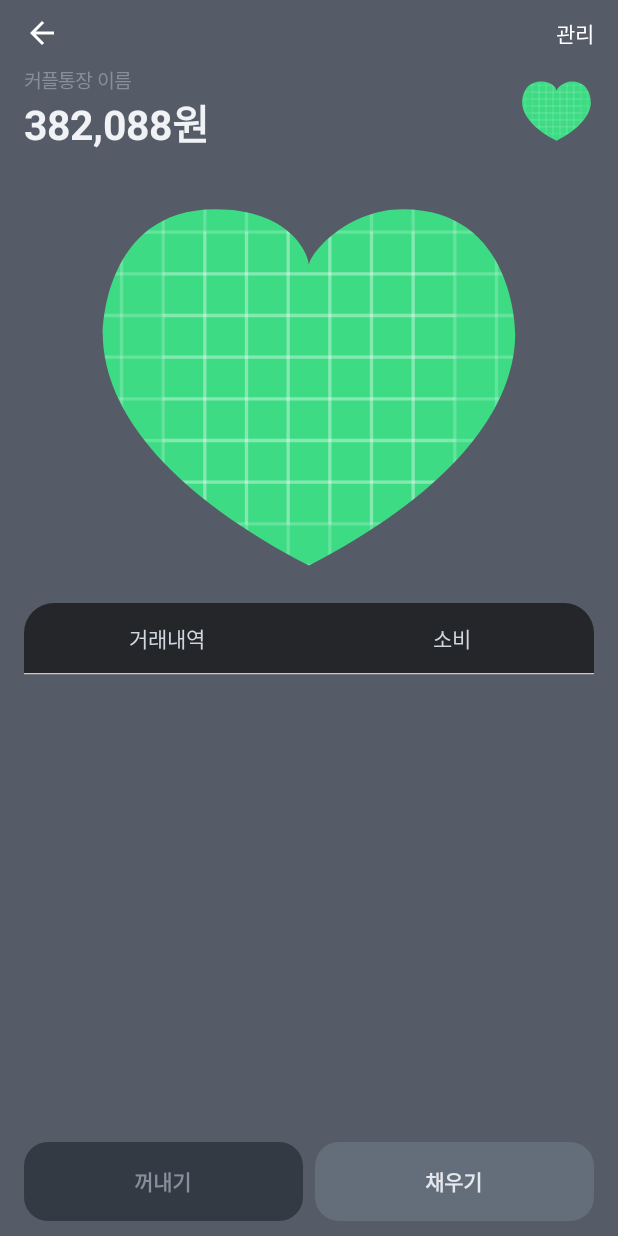
After one commit to iamheesoo/compose-core, an Android app built with Jetpack Compose: the @Preview function TxssCoupleBankScreen, on a phone screen of 412 x 824 dp. The commit adds this screen. Run offline under Robolectric (Android 15) with nearby library versions, the phone set to English and light mode, and no system bars; our stand-ins replace accompanist.

Commit message:
[Add] TxssCoupleBankScreen 추가 및 진행중

```diff
--- a/app/src/main/java/com/example/composecore/MainActivity.kt
+++ b/app/src/main/java/com/example/composecore/MainActivity.kt
@@ -12,6 +12,7 @@ import com.example.composecore.screen.FloatingButtonScreen
 import com.example.composecore.screen.GradientSliderScreen
 import com.example.composecore.screen.MainScreen
 import com.example.composecore.screen.HorizontalTabScreen
+import com.example.composecore.screen.TxssCoupleBankScreen
 import com.example.composecore.screen.WebScreen
 import com.example.composecore.ui.theme.ComposeCoreTheme
 import com.example.composecore.ui.theme.Navigation
@@ -34,6 +35,7 @@ class MainActivity : ComponentActivity() {
                                 Navigation.HORIZONTAL_TAB -> HorizontalTabScreen()
                                 Navigation.BOTTOM_SHEET_SCAFFOLD -> BottomSheetScaffoldScreen()
                                 Navigation.GRADIENT_SLIDER -> GradientSliderScreen()
+                                Navigation.TXSS_COUPLE_BANK -> TxssCoupleBankScreen()
                             }
                         }
                     }
--- /dev/null
+++ b/app/src/main/java/com/example/composecore/screen/TxssCoupleBankScreen.kt
@@ -0,0 +1,254 @@
+package com.example.composecore.screen
+
+import androidx.compose.foundation.ExperimentalFoundationApi
+import androidx.compose.foundation.Image
+import androidx.compose.foundation.background
+import androidx.compose.foundation.indication
+import androidx.compose.foundation.layout.Arrangement
+import androidx.compose.foundation.layout.Box
+import androidx.compose.foundation.layout.Column
+import androidx.compose.foundation.layout.PaddingValues
+import androidx.compose.foundation.layout.Row
+import androidx.compose.foundation.layout.fillMaxWidth
+import androidx.compose.foundation.layout.padding
+import androidx.compose.foundation.layout.size
+import androidx.compose.foundation.lazy.LazyColumn
+import androidx.compose.foundation.shape.GenericShape
+import androidx.compose.foundation.shape.RoundedCornerShape
+import androidx.compose.material.icons.Icons
+import androidx.compose.material.icons.filled.ArrowBack
+import androidx.compose.material3.Button
+import androidx.compose.material3.ButtonDefaults
+import androidx.compose.material3.Divider
+import androidx.compose.material3.Icon
+import androidx.compose.material3.Scaffold
+import androidx.compose.material3.Tab
+import androidx.compose.material3.TabRow
+import androidx.compose.material3.TabRowDefaults
+import androidx.compose.material3.Text
+import androidx.compose.runtime.Composable
+import androidx.compose.runtime.rememberCoroutineScope
+import androidx.compose.ui.Alignment
+import androidx.compose.ui.Modifier
+import androidx.compose.ui.draw.clip
+import androidx.compose.ui.graphics.Color
+import androidx.compose.ui.res.painterResource
+import androidx.compose.ui.text.font.FontWeight
+import androidx.compose.ui.tooling.preview.Preview
+import androidx.compose.ui.unit.dp
+import androidx.compose.ui.unit.sp
+import com.example.composecore.R
+import com.example.composecore.ui.theme.Gray100
+import com.example.composecore.ui.theme.Gray200
+import com.example.composecore.ui.theme.Gray300
+import com.example.composecore.ui.theme.Gray400
+import com.example.composecore.ui.theme.Gray50
+import com.example.composecore.ui.theme.Gray50_30p
+import com.example.composecore.ui.theme.Gray50_70p
+import com.example.composecore.ui.theme.Gray600
+import com.example.composecore.ui.theme.Gray700
+import com.example.composecore.ui.theme.Gray750
+import com.google.accompanist.pager.ExperimentalPagerApi
+import com.google.accompanist.pager.pagerTabIndicatorOffset
+import com.google.accompanist.pager.rememberPagerState
+import kotlinx.coroutines.launch
+
+@OptIn(ExperimentalFoundationApi::class, ExperimentalPagerApi::class)
+@Composable
+@Preview
+fun TxssCoupleBankScreen() {
+    val pageList = listOf("거래내역", "소비")
+    val pagerState = rememberPagerState()
+
+    Scaffold(
+        topBar = { TopBar() },
+        bottomBar = { BottomBar() },
+        containerColor = Gray200
+    ) { innerPadding ->
+        LazyColumn(
+            modifier = Modifier.padding(horizontal = 16.dp),
+            horizontalAlignment = Alignment.CenterHorizontally,
+            contentPadding = innerPadding
+        ) {
+            stickyHeader {
+                Box(
+                    modifier = Modifier.fillMaxWidth()
+                ) {
+                    Column(
+                        modifier = Modifier.align(Alignment.CenterStart)
+                    ) {
+                        Text(
+                            text = "커플통장 이름",
+                            color = Gray400,
+                            fontSize = 13.sp
+                        )
+                        Text(
+                            text = "382,088원",
+                            color = Gray750,
+                            fontWeight = FontWeight.Bold,
+                            fontSize = 27.sp
+                        )
+                    }
+                    Image(
+                        painter = painterResource(id = R.drawable.ic_launcher_background),
+                        contentDescription = null,
+                        modifier = Modifier
+                            .align(Alignment.CenterEnd)
+                            .size(50.dp)
+                            .clip(HeartShape)
+                    )
+                }
+            }
+            item {
+                Image(
+                    painter = painterResource(id = R.drawable.ic_launcher_background),
+                    contentDescription = null,
+                    modifier = Modifier
+                        .size(300.dp)
+                        .clip(HeartShape)
+                )
+            }
+            item {
+                TabRow(
+                    selectedTabIndex = pagerState.currentPage,
+                    modifier = Modifier.clip(
+                        shape = RoundedCornerShape(
+                            topStart = 20.dp, topEnd = 20.dp
+                        )
+                    ),
+                    containerColor = Gray50_70p,
+                    contentColor = Gray600,
+                    indicator = { tabPositions ->
+
+                    },
+                ) {
+                    pageList.forEachIndexed { index, page ->
+                        Tab(
+                            text = { Text(pageList[index]) },
+                            selected = pagerState.currentPage == index,
+                            onClick = {}
+                        )
+                    }
+                }
+            }
+        }
+    }
+}
+
+@Composable
+fun TopBar() {
+    Box(
+        modifier = Modifier
+            .fillMaxWidth()
+            .padding(horizontal = 16.dp, vertical = 10.dp)
+    ) {
+        Icon(
+            imageVector = Icons.Default.ArrowBack,
+            contentDescription = null,
+            modifier = Modifier.align(Alignment.CenterStart),
+            tint = Color.White
+        )
+        Text(
+            text = "관리",
+            modifier = Modifier.align(Alignment.CenterEnd),
+            color = Color.White
+        )
+    }
+}
+
+@Composable
+fun BottomBar() {
+    Row(
+        modifier = Modifier
+            .fillMaxWidth()
+            .padding(start = 16.dp, end = 16.dp, bottom = 10.dp),
+        horizontalArrangement = Arrangement.spacedBy(8.dp)
+    ) {
+        Button(
+            modifier = Modifier
+                .fillMaxWidth()
+                .weight(1f),
+            onClick = {},
+            colors = ButtonDefaults.buttonColors(
+                containerColor = Gray100,
+                contentColor = Gray400,
+                disabledContainerColor = Color.Red,
+                disabledContentColor = Color.Black
+            ),
+            shape = RoundedCornerShape(16.dp),
+            contentPadding = PaddingValues(vertical = 16.dp)
+        ) {
+            Text(
+                text = "꺼내기",
+                fontWeight = FontWeight.W600
+            )
+        }
+        Button(
+            modifier = Modifier
+                .fillMaxWidth()
+                .weight(1f),
+            onClick = {},
+            colors = ButtonDefaults.buttonColors(
+                containerColor = Gray300,
+                contentColor = Gray700,
+                disabledContainerColor = Color.Red,
+                disabledContentColor = Color.Black
+            ),
+            shape = RoundedCornerShape(16.dp),
+            contentPadding = PaddingValues(vertical = 16.dp)
+        ) {
+            Text(
+                text = "채우기",
+                fontWeight = FontWeight.W600
+            )
+        }
+    }
+}
+
+val HeartShape = GenericShape { size, _ ->
+    val h = size.height
+    val w = size.width
+    lineTo(0.5f * w, 0.25f * h)
+    cubicTo(
+        0.5f * w,
+        0.225f * h,
+        0.458333333333333f * w,
+        0.125f * h,
+        0.291666666666667f * w,
+        0.125f * h
+    )
+    cubicTo(
+        0.0416666666666667f * w,
+        0.125f * h,
+        0.0416666666666667f * w,
+        0.4f * h,
+        0.0416666666666667f * w,
+        0.4f * h
+    )
+    cubicTo(
+        0.0416666666666667f * w,
+        0.583333333333333f * h,
+        0.208333333333333f * w,
+        0.766666666666667f * h,
+        0.5f * w,
+        0.916666666666667f * h
+    )
+    cubicTo(
+        0.791666666666667f * w,
+        0.766666666666667f * h,
+        0.958333333333333f * w,
+        0.583333333333333f * h,
+        0.958333333333333f * w,
+        0.4f * h
+    )
+    cubicTo(
+        0.958333333333333f * w,
+        0.4f * h,
+        0.958333333333333f * w,
+        0.125f * h,
+        0.708333333333333f * w,
+        0.125f * h
+    )
+    cubicTo(0.583333333333333f * w, 0.125f * h, 0.5f * w, 0.225f * h, 0.5f * w, 0.25f * h)
+    close()
+}
--- a/app/src/main/java/com/example/composecore/ui/theme/Color.kt
+++ b/app/src/main/java/com/example/composecore/ui/theme/Color.kt
@@ -9,3 +9,20 @@ val Pink80 = Color(0xFFEFB8C8)
 val Purple40 = Color(0xFF6650a4)
 val PurpleGrey40 = Color(0xFF625b71)
 val Pink40 = Color(0xFF7D5260)
+
+val Gray50 = Color(0xFF111111)
+val Gray50_70p = Color(0xB3111111)
+val Gray50_30p = Color(0x80111111)
+val Gray100 = Color(0xFF333A44)
+val Gray150 = Color(0xFF444B55)
+val Gray200 = Color(0xFF555C68)
+val Gray300 = Color(0xFF646D7A)
+val Gray350 = Color(0xFF757E8C)
+val Gray400 = Color(0xFF878E9C)
+val Gray500 = Color(0xFF9FA4B0)
+val Gray550 = Color(0xFFBBC0CA)
+val Gray600 = Color(0xFFD0D6DE)
+val Gray700 = Color(0xFFE5E8ED)
+val Gray750 = Color(0xFFF0F2F5)
+val Gray800 = Color(0xFFF4F5F7)
+val Gray850 = Color(0xFFFAFAFB)
--- a/app/src/main/java/com/example/composecore/ui/theme/NavigationUtils.kt
+++ b/app/src/main/java/com/example/composecore/ui/theme/NavigationUtils.kt
@@ -7,5 +7,6 @@ enum class Navigation {
     FLOATING_BUTTON,
     HORIZONTAL_TAB,
     BOTTOM_SHEET_SCAFFOLD,
-    GRADIENT_SLIDER
+    GRADIENT_SLIDER,
+    TXSS_COUPLE_BANK
 }
```
